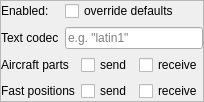
swift-project/pilotclient, file src/blackgui/editors/fsdsetupform.ui: the form before one commit.
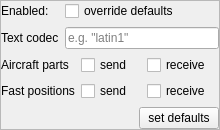
The form after the commit.

Commit message: Ref T82, removed add button for servers, only save * save will add a new server when not already existing * when saved with same name, it will override values * default values for FSD setup * adjusted validation

The edit to the form file:
```diff
--- a/src/blackgui/editors/fsdsetupform.ui
+++ b/src/blackgui/editors/fsdsetupform.ui
@@ -6,8 +6,8 @@
    <rect>
     <x>0</x>
     <y>0</y>
-    <width>189</width>
-    <height>102</height>
+    <width>209</width>
+    <height>130</height>
    </rect>
   </property>
   <property name="windowTitle">
@@ -109,6 +109,13 @@
         </property>
        </widget>
       </item>
+      <item row="2" column="2">
+       <widget class="QPushButton" name="pb_SetDefaults">
+        <property name="text">
+         <string>set defaults</string>
+        </property>
+       </widget>
+      </item>
      </layout>
     </widget>
    </item>
```
Left out of the diff: 28 changed lines with no effect on the pictures. The commit also changes 7 other files.
